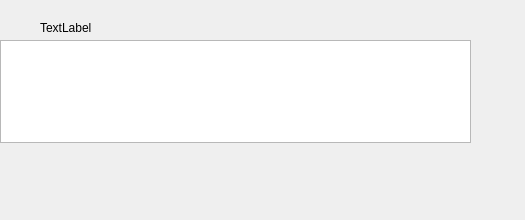
Old version of the form widgetinselector.ui in the repository mtparet/PecsQt.
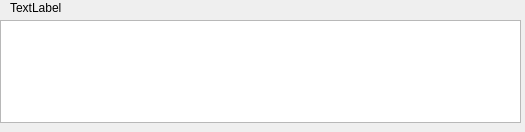
New version of the form. Custom widgets are drawn as their Qt base class.

What changed in the file:
```diff
--- a/widgetinselector.ui
+++ b/widgetinselector.ui
@@ -7,19 +7,25 @@
     <x>0</x>
     <y>0</y>
     <width>525</width>
-    <height>220</height>
+    <height>132</height>
    </rect>
   </property>
+  <property name="sizePolicy">
+   <sizepolicy hsizetype="Minimum" vsizetype="Minimum">
+    <horstretch>0</horstretch>
+    <verstretch>0</verstretch>
+   </sizepolicy>
+  </property>
   <property name="minimumSize">
    <size>
     <width>525</width>
-    <height>220</height>
+    <height>100</height>
    </size>
   </property>
   <property name="maximumSize">
    <size>
     <width>525</width>
-    <height>16777215</height>
+    <height>220</height>
    </size>
   </property>
   <property name="windowTitle">
@@ -28,8 +34,8 @@
   <widget class="QLabel" name="label">
    <property name="geometry">
     <rect>
-     <x>40</x>
-     <y>20</y>
+     <x>10</x>
+     <y>0</y>
      <width>61</width>
      <height>15</height>
     </rect>
@@ -45,7 +51,7 @@
    <property name="geometry">
     <rect>
      <x>0</x>
-     <y>40</y>
+     <y>20</y>
      <width>521</width>
      <height>103</height>
     </rect>
@@ -59,21 +65,14 @@
         <height>101</height>
        </size>
       </property>
+      <property name="verticalScrollBarPolicy">
+       <enum>Qt::ScrollBarAlwaysOff</enum>
+      </property>
+      <property name="horizontalScrollBarPolicy">
+       <enum>Qt::ScrollBarAlwaysOff</enum>
+      </property>
      </widget>
     </item>
-    <item>
-     <spacer name="horizontalSpacer">
-      <property name="orientation">
-       <enum>Qt::Horizontal</enum>
-      </property>
-      <property name="sizeHint" stdset="0">
-       <size>
-        <width>40</width>
-        <height>20</height>
-       </size>
-      </property>
-     </spacer>
-    </item>
    </layout>
   </widget>
  </widget>
```
